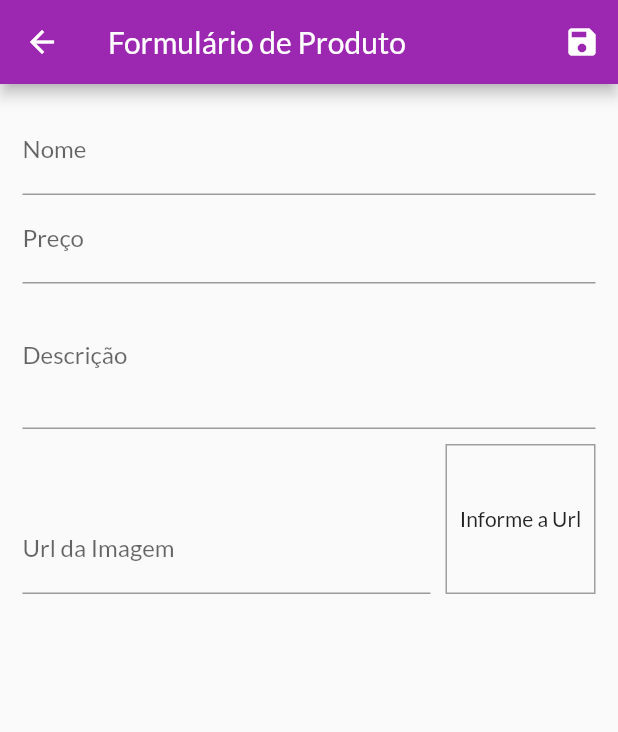
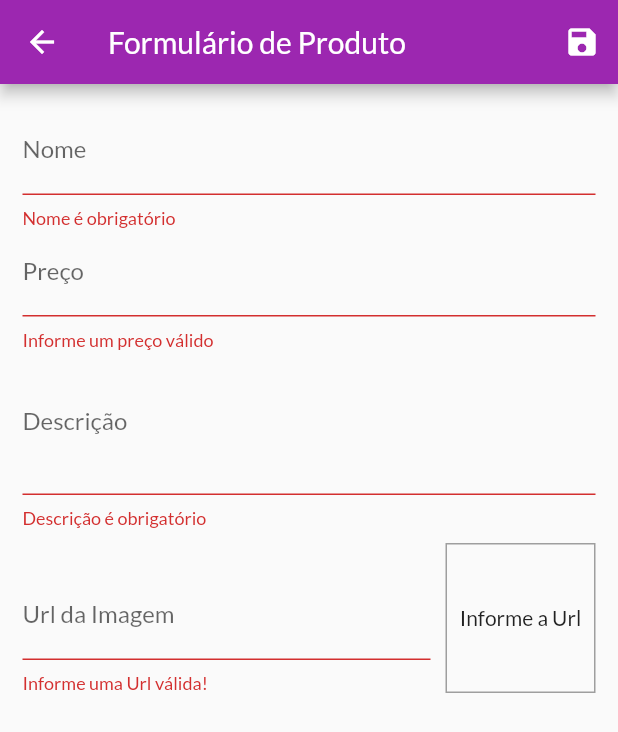
Before and after one commit to ViolaRafael/shop, a Flutter app: the ProductFormPage screen opened by its route, after a tap on the "save" icon, on a phone screen of 412 x 824 dp. Shown: the top 732 px of the screen. Run offline on Flutter 3.47's test engine with Material 2 defaults, Android fonts, the phone set to English and light mode, and no system bars; network calls fail.

Commit message:
Add form validation

```diff
--- a/lib/pages/product_form_page.dart
+++ b/lib/pages/product_form_page.dart
@@ -37,7 +37,20 @@ class _ProductFormPageState extends State<ProductFormPage> {
     setState(() {});
   }
 
+  bool isValidImageUrl(String url) {
+    bool isValidUrl = Uri.tryParse(url)?.hasAbsolutePath ?? false;
+    bool endsWithFile = url.toLowerCase().endsWith('.png') ||
+        url.toLowerCase().endsWith('.jpg') ||
+        url.toLowerCase().endsWith('.jpeg');
+    return isValidUrl && endsWithFile;
+  }
+
   void _submitForm() {
+    final isValid = _formKey.currentState?.validate() ?? false;
+
+    if (!isValid) {
+      return;
+    }
     _formKey.currentState?.save();
     final newProduct = Product(
       id: Random().nextDouble().toString(),
@@ -78,6 +91,16 @@ class _ProductFormPageState extends State<ProductFormPage> {
                   FocusScope.of(context).requestFocus(_priceFocus);
                 },
                 onSaved: (name) => _formData['name'] = name ?? '',
+                validator: (_name) {
+                  final name = _name ?? '';
+                  if (name.trim().isEmpty) {
+                    return 'Nome é obrigatório';
+                  }
+                  if (name.trim().length < 3) {
+                    return 'Nome precisa de no minimo 3 letras.';
+                  }
+                  return null;
+                },
               ),
               TextFormField(
                 decoration: const InputDecoration(labelText: 'Preço'),
@@ -91,6 +114,14 @@ class _ProductFormPageState extends State<ProductFormPage> {
                 },
                 onSaved: (price) =>
                     _formData['price'] = double.parse(price ?? '0'),
+                validator: (_price) {
+                  final priceString = _price ?? '';
+                  final price = double.tryParse(priceString) ?? -1;
+                  if (price <= 0) {
+                    return 'Informe um preço válido';
+                  }
+                  return null;
+                },
               ),
               TextFormField(
                 decoration: const InputDecoration(labelText: 'Descrição'),
@@ -99,6 +130,16 @@ class _ProductFormPageState extends State<ProductFormPage> {
                 maxLines: 3,
                 onSaved: (description) =>
                     _formData['description'] = description ?? '',
+                validator: (_description) {
+                  final description = _description ?? '';
+                  if (description.trim().isEmpty) {
+                    return 'Descrição é obrigatório';
+                  }
+                  if (description.trim().length < 10) {
+                    return 'Nome precisa de no minimo 10 letras.';
+                  }
+                  return null;
+                },
               ),
               Row(
                 crossAxisAlignment: CrossAxisAlignment.end,
@@ -114,6 +155,14 @@ class _ProductFormPageState extends State<ProductFormPage> {
                       onFieldSubmitted: (_) => _submitForm(),
                       onSaved: (imageUrl) =>
                           _formData['imageUrl'] = imageUrl ?? '',
+                      validator: (_imageUrl) {
+                        final imageUrl = _imageUrl ?? '';
+                        if(!isValidImageUrl(imageUrl)){
+                          return 'Informe uma Url válida!';
+                        }
+
+                        return null;
+                      },
                     ),
                   ),
                   Container(
```
Lines whose indentation alone changed are shown as unchanged.
